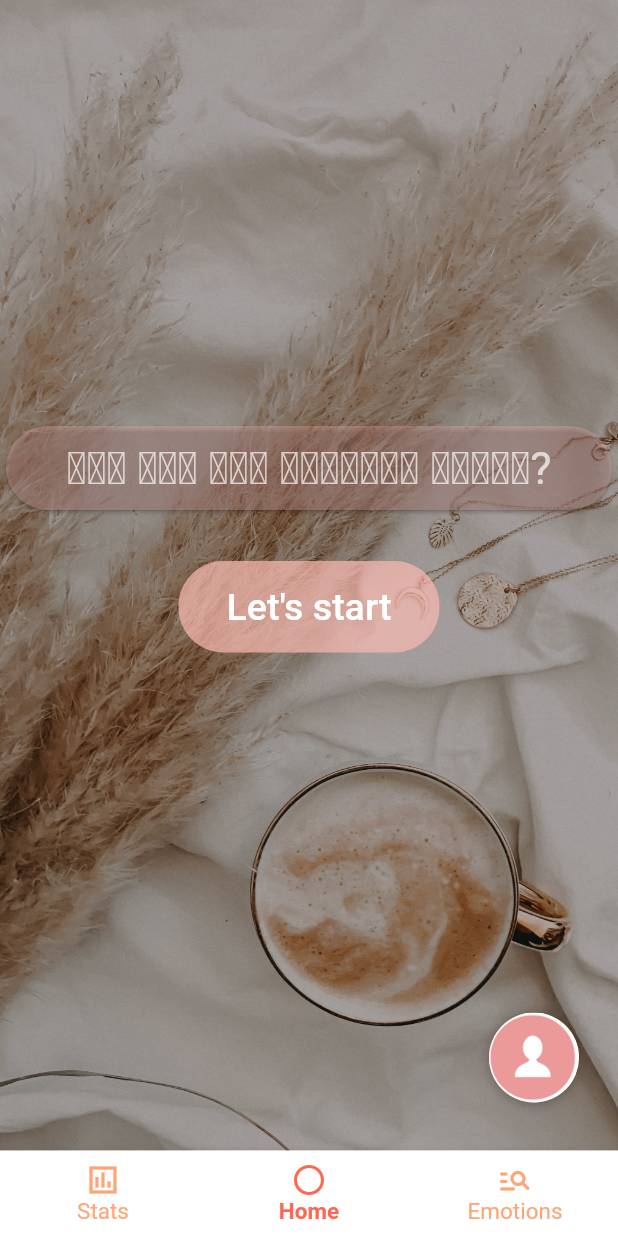
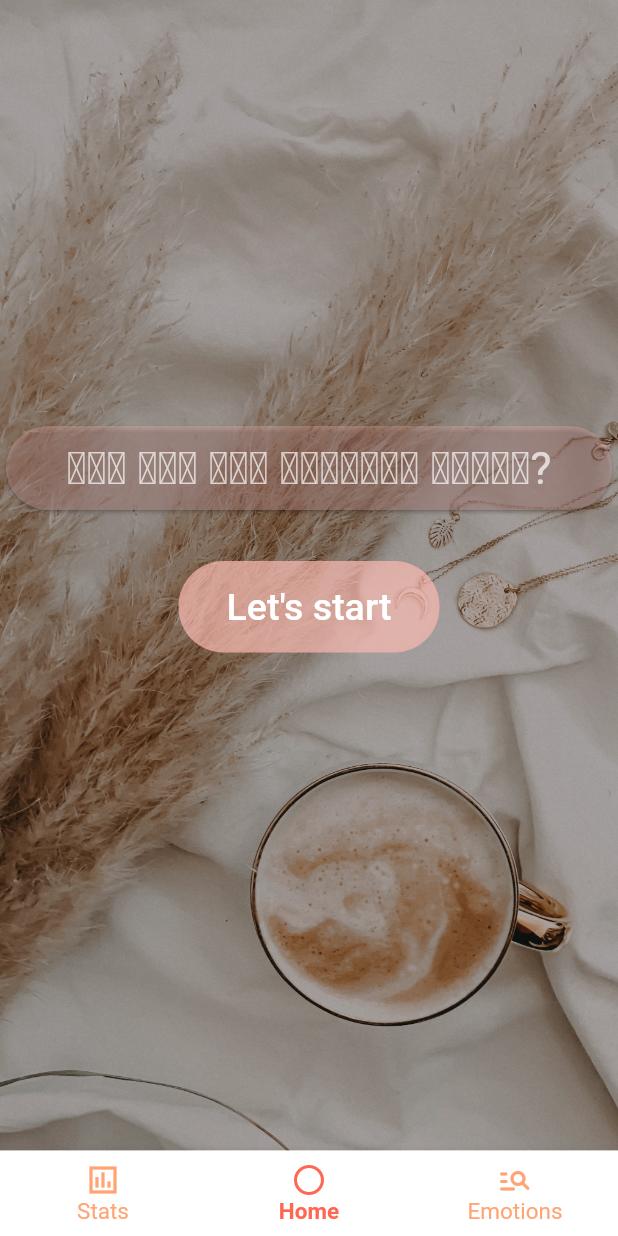
Before and after one commit to prelipceancristian/FE-TrackingEmotions, a Flutter app: the screen it shows after launch, item 2 of the bottom bar chosen, on a phone screen of 412 x 824 dp. Run offline on Flutter 3.47's test engine with Material 2 defaults, Android fonts, the phone set to English and light mode, and no system bars; our stand-ins replace chat_bubbles, flutter_secure_storage, google_sign_in; missing offline and left inert: flutter_facebook_auth.

Commit message:
Revert "Added user details page (#20)"
This reverts commit dca76413dec436e6e6b297a3aa6d000800498493.

```diff
--- a/tracking_emotions/lib/utils/services/authentication-services/default-authentication-service.dart
+++ b/tracking_emotions/lib/utils/services/authentication-services/default-authentication-service.dart
@@ -60,7 +60,7 @@ class DefaultAuthenticationService implements AuthenticationServiceInterface {
 
   @override
   String getName() {
-    return this._userData.Username;
+    return this._userData.FirstName;
   }
 
   @override
--- a/tracking_emotions/lib/widgets/homepage/HomeScreen.dart
+++ b/tracking_emotions/lib/widgets/homepage/HomeScreen.dart
@@ -1,7 +1,6 @@
 import 'package:flutter/cupertino.dart';
 import 'package:flutter/material.dart';
 import 'package:tracking_emotions/widgets/dialogs/pop-up-question.dart';
-import 'package:tracking_emotions/widgets/user-details/user-details-page.dart';
 
 class HomeScreen extends StatelessWidget {
   @override
@@ -76,35 +75,6 @@ class HomeScreen extends StatelessWidget {
                               ),
                             ))),
                   ),
-                  GestureDetector(
-                    onTap: () => {
-                      Navigator.push(
-                          context,
-                          MaterialPageRoute(
-                              builder: (context) => UserDetailsPage()))
-                    },
-                    child: Container(
-                      margin: const EdgeInsets.only(top: 215.0, left: 300.0),
-                      height: 60.0,
-                      width: 60.0,
-                      decoration: BoxDecoration(
-                        shape: BoxShape.circle,
-                        color: Color.fromRGBO(238, 161, 119, 1.0),
-                        boxShadow: [
-                          BoxShadow(
-                            color: Colors.black26,
-                            offset: Offset(0, 2),
-                            blurRadius: 6.0,
-                          ),
-                        ],
-                        image: DecorationImage(
-                          image: AssetImage(
-                            'assets/icons/user_page.jpg',
-                          ),
-                        ),
-                      ),
-                    ),
-                  ),
                 ])),
               ],
             )));
--- a/tracking_emotions/pubspec.yaml
+++ b/tracking_emotions/pubspec.yaml
@@ -53,7 +53,6 @@ flutter:
   assets:
     - assets/icons/facebook.jpg
     - assets/icons/google.jpg
-    - assets/icons/user_page.jpg
     - assets/icons/coffee.jpg
     - assets/icons/cardPatrick.jpg
     - assets/icons/card2.jpg
```
Also changed, not shown: tracking_emotions/lib/widgets/user-details/user-details-page.dart (deleted, +0 -112 lines), tracking_emotions/assets/icons/user_page.jpg (deleted).
